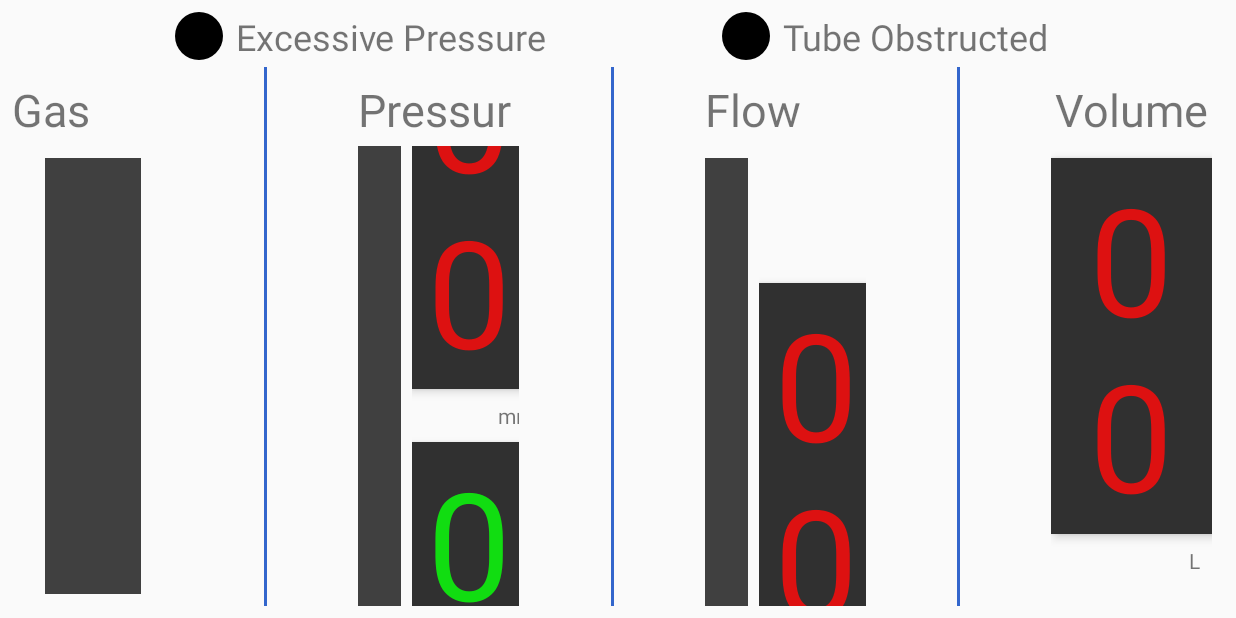
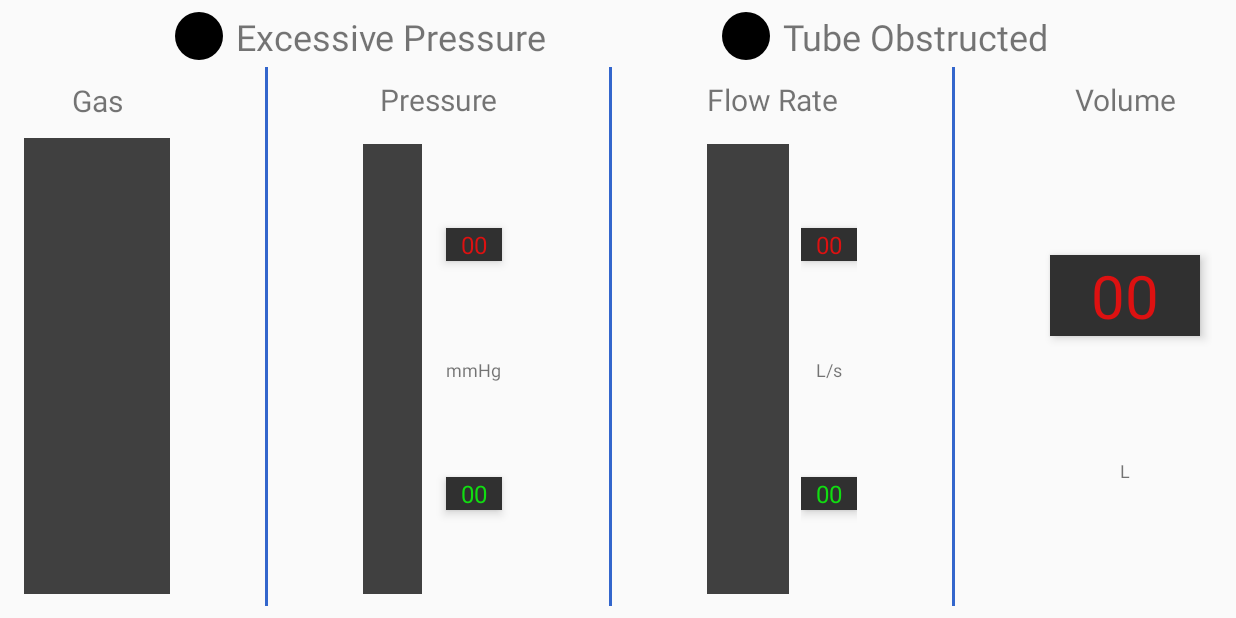
Before and after one commit to petertbdtu/gr09.8-Simulator-til-kirurgisk-traening, an Android app: the fragment InsufflatorFragment placed in its activity, on a phone screen of 824 x 412 dp (held sideways). Run offline under Robolectric (Android 15) with nearby library versions, the phone set to English and light mode, and no system bars; 16 statements that could not run were skipped.

Commit message:
mobilvisning til telefoner med ikke alt for lav opløsning
Signed-off-by: hjaltebaekgaard <32597837+hjaltebaekgaard@users.noreply.github.com>

```diff
--- a/app/src/main/res/layout/fragment_insufflator_mobil_visning.xml
+++ b/app/src/main/res/layout/fragment_insufflator_mobil_visning.xml
@@ -120,15 +120,16 @@
 
                 <TextView
                     android:id="@+id/gasforsyningTitel"
-                    android:layout_width="wrap_content"
+                    android:layout_width="0dp"
                     android:layout_height="wrap_content"
                     android:layout_marginStart="8dp"
                     android:layout_marginTop="8dp"
                     android:layout_marginEnd="8dp"
                     android:layout_marginBottom="4dp"
                     android:maxLines="1"
+                    android:gravity="center"
                     android:text="@string/gasforsyningTitel"
-                    android:textSize="30sp"
+                    android:textSize="20sp"
                     app:layout_constraintBottom_toTopOf="@+id/gasforsyningMeter"
                     app:layout_constraintEnd_toEndOf="parent"
                     app:layout_constraintStart_toStartOf="parent"
@@ -136,7 +137,7 @@
 
                 <gruppe98.dtu.dk.gr098_simulatortilkirurgisktraening.views.MeterView
                     android:id="@+id/gasforsyningMeter"
-                    android:layout_width="64dp"
+                    android:layout_width="0dp"
                     android:layout_height="0dp"
                     android:layout_marginStart="8dp"
                     android:layout_marginTop="8dp"
@@ -155,8 +156,6 @@
                 android:id="@+id/insufflator_linie1_container"
                 android:layout_width="0dp"
                 android:layout_height="0dp"
-                android:layout_marginStart="8dp"
-                android:layout_marginEnd="8dp"
                 app:layout_constraintBottom_toBottomOf="@+id/clTryk"
                 app:layout_constraintEnd_toStartOf="@id/clTryk"
                 app:layout_constraintStart_toEndOf="@id/clGasforsyning"
@@ -177,7 +176,7 @@
 
             <android.support.constraint.ConstraintLayout
                 android:id="@+id/clTryk"
-                android:layout_width="0dp"
+                android:layout_width="wrap_content"
                 android:layout_height="0dp"
                 app:layout_constraintBottom_toBottomOf="parent"
                 app:layout_constraintEnd_toStartOf="@+id/insufflator_linie2_container"
@@ -186,15 +185,16 @@
 
                 <TextView
                     android:id="@+id/trykTitel"
-                    android:layout_width="wrap_content"
+                    android:layout_width="100dp"
                     android:layout_height="wrap_content"
                     android:layout_marginStart="8dp"
                     android:layout_marginTop="8dp"
                     android:layout_marginEnd="8dp"
                     android:layout_marginBottom="4dp"
+                    android:gravity="center"
                     android:maxLines="1"
                     android:text="@string/trykTitel"
-                    android:textSize="30sp"
+                    android:textSize="20sp"
                     app:layout_constraintBottom_toTopOf="@+id/clTrykIndhold"
                     app:layout_constraintEnd_toEndOf="parent"
                     app:layout_constraintStart_toStartOf="parent"
@@ -202,30 +202,32 @@
 
                 <android.support.constraint.ConstraintLayout
                     android:id="@+id/clTrykIndhold"
-                    android:layout_width="wrap_content"
-                    android:layout_height="wrap_content"
+                    android:layout_width="0dp"
+                    android:layout_height="0dp"
                     android:layout_marginTop="4dp"
+                    app:layout_constraintBottom_toBottomOf="parent"
                     app:layout_constraintEnd_toEndOf="parent"
                     app:layout_constraintStart_toStartOf="parent"
                     app:layout_constraintTop_toBottomOf="@+id/trykTitel">
 
                     <gruppe98.dtu.dk.gr098_simulatortilkirurgisktraening.views.MeterView
                         android:id="@+id/trykMeter"
-                        android:layout_width="64dp"
+                        android:layout_width="0dp"
                         android:layout_height="0dp"
                         android:layout_marginStart="8dp"
-                        android:layout_marginEnd="4dp"
+                        android:layout_marginTop="8dp"
+                        android:layout_marginEnd="8dp"
+                        android:layout_marginBottom="8dp"
                         android:elevation="4dp"
-                        app:layout_constraintBottom_toBottomOf="@+id/clTrykDisplays"
+                        app:layout_constraintBottom_toBottomOf="parent"
                         app:layout_constraintEnd_toStartOf="@+id/clTrykDisplays"
                         app:layout_constraintStart_toStartOf="parent"
-                        app:layout_constraintTop_toTopOf="@+id/clTrykDisplays" />
+                        app:layout_constraintTop_toTopOf="parent" />
 
                     <android.support.constraint.ConstraintLayout
                         android:id="@+id/clTrykDisplays"
                         android:layout_width="wrap_content"
-                        android:layout_height="wrap_content"
-                        android:layout_marginStart="4dp"
+                        android:layout_height="0dp"
                         android:layout_marginTop="8dp"
                         android:layout_marginEnd="8dp"
                         android:layout_marginBottom="8dp"
@@ -243,11 +245,12 @@
                             android:elevation="4dp"
                             android:paddingStart="@dimen/displayPadding"
                             android:paddingEnd="@dimen/displayPadding"
-                            android:text="@string/displays00Placeholder"
+                            android:text="00"
                             android:textColor="@color/colorDisplayRed"
-                            android:textSize="100sp"
+                            android:textSize="16sp"
                             app:layout_constraintBottom_toTopOf="@+id/trykEnhedTekst"
                             app:layout_constraintEnd_toEndOf="parent"
+
                             app:layout_constraintStart_toStartOf="parent"
                             app:layout_constraintTop_toTopOf="parent" />
 
@@ -255,12 +258,15 @@
                             android:id="@+id/trykEnhedTekst"
                             android:layout_width="wrap_content"
                             android:layout_height="wrap_content"
+                            android:layout_marginStart="8dp"
                             android:layout_marginTop="4dp"
                             android:layout_marginEnd="8dp"
                             android:layout_marginBottom="4dp"
                             android:text="@string/trykEnhed"
+                            android:textSize="12sp"
                             app:layout_constraintBottom_toTopOf="@+id/trykMaalDisplay"
-                            app:layout_constraintEnd_toEndOf="parent"
+                            app:layout_constraintEnd_toEndOf="@+id/trykDisplay"
+                            app:layout_constraintStart_toStartOf="@+id/trykDisplay"
                             app:layout_constraintTop_toBottomOf="@+id/trykDisplay" />
 
                         <TextView
@@ -274,7 +280,7 @@
                             android:paddingEnd="@dimen/displayPadding"
                             android:text="@string/displays00Placeholder"
                             android:textColor="@color/colorDisplayGreen"
-                            android:textSize="100sp"
+                            android:textSize="16sp"
                             app:layout_constraintBottom_toBottomOf="parent"
                             app:layout_constraintEnd_toEndOf="parent"
                             app:layout_constraintStart_toStartOf="parent"
@@ -290,8 +296,6 @@
                 android:id="@+id/insufflator_linie2_container"
                 android:layout_width="0dp"
                 android:layout_height="0dp"
-                android:layout_marginStart="8dp"
-                android:layout_marginEnd="8dp"
                 app:layout_constraintBottom_toBottomOf="@+id/clFlowrate"
                 app:layout_constraintEnd_toStartOf="@id/clFlowrate"
                 app:layout_constraintStart_toEndOf="@id/clTryk"
@@ -311,7 +315,7 @@
 
             <android.support.constraint.ConstraintLayout
                 android:id="@+id/clFlowrate"
-                android:layout_width="0dp"
+                android:layout_width="wrap_content"
                 android:layout_height="0dp"
                 app:layout_constraintBottom_toBottomOf="parent"
                 app:layout_constraintEnd_toStartOf="@+id/insufflator_linie3_container"
@@ -320,7 +324,7 @@
 
                 <TextView
                     android:id="@+id/flowrateTitel"
-                    android:layout_width="wrap_content"
+                    android:layout_width="100dp"
                     android:layout_height="wrap_content"
                     android:layout_marginStart="8dp"
                     android:layout_marginTop="8dp"
@@ -328,7 +332,7 @@
                     android:layout_marginBottom="4dp"
                     android:maxLines="1"
                     android:text="@string/flowrateTitel"
-                    android:textSize="30sp"
+                    android:textSize="20sp"
                     app:layout_constraintBottom_toTopOf="@+id/clFlowrateIndhold"
                     app:layout_constraintEnd_toEndOf="parent"
                     app:layout_constraintStart_toStartOf="parent"
@@ -336,20 +340,21 @@
 
                 <android.support.constraint.ConstraintLayout
                     android:id="@+id/clFlowrateIndhold"
-                    android:layout_width="wrap_content"
-                    android:layout_height="wrap_content"
+                    android:layout_width="0dp"
+                    android:layout_height="0dp"
                     android:layout_marginTop="4dp"
+                    app:layout_constraintBottom_toBottomOf="parent"
                     app:layout_constraintEnd_toEndOf="parent"
                     app:layout_constraintStart_toStartOf="parent"
                     app:layout_constraintTop_toBottomOf="@+id/flowrateTitel">
 
                     <gruppe98.dtu.dk.gr098_simulatortilkirurgisktraening.views.MeterView
                         android:id="@+id/flowrateMeter"
-                        android:layout_width="64dp"
+                        android:layout_width="0dp"
                         android:layout_height="0dp"
                         android:layout_marginStart="8dp"
                         android:layout_marginTop="8dp"
-                        android:layout_marginEnd="4dp"
+                        android:layout_marginEnd="8dp"
                         android:layout_marginBottom="8dp"
                         android:elevation="4dp"
                         app:layout_constraintBottom_toBottomOf="parent"
@@ -360,8 +365,7 @@
                     <android.support.constraint.ConstraintLayout
                         android:id="@+id/clFlowrateDisplays"
                         android:layout_width="wrap_content"
-                        android:layout_height="wrap_content"
-                        android:layout_marginStart="4dp"
+                        android:layout_height="0dp"
                         android:layout_marginTop="8dp"
                         android:layout_marginEnd="8dp"
                         android:layout_marginBottom="8dp"
@@ -379,24 +383,28 @@
                             android:elevation="4dp"
                             android:paddingStart="@dimen/displayPadding"
                             android:paddingEnd="@dimen/displayPadding"
-                            android:text="@string/displays00Placeholder"
+                            android:text="00"
                             android:textColor="@color/colorDisplayRed"
-                            android:textSize="100sp"
+                            android:textSize="16sp"
                             app:layout_constraintBottom_toTopOf="@+id/flowrateEnhedTekst"
                             app:layout_constraintEnd_toEndOf="parent"
+                            app:layout_constraintHorizontal_bias="0.0"
                             app:layout_constraintStart_toStartOf="parent"
-                            app:layout_constraintTop_toBottomOf="parent" />
+                            app:layout_constraintTop_toTopOf="parent" />
 
                         <TextView
                             android:id="@+id/flowrateEnhedTekst"
                             android:layout_width="wrap_content"
                             android:layout_height="wrap_content"
+                            android:layout_marginStart="8dp"
                             android:layout_marginTop="4dp"
                             android:layout_marginEnd="8dp"
                             android:layout_marginBottom="4dp"
                             android:text="@string/flowEnhed"
+                            android:textSize="12sp"
                             app:layout_constraintBottom_toTopOf="@+id/flowrateMaalDisplay"
-                            app:layout_constraintEnd_toEndOf="parent"
+                            app:layout_constraintEnd_toEndOf="@+id/flowrateDisplay"
+                            app:layout_constraintStart_toStartOf="@+id/flowrateDisplay"
                             app:layout_constraintTop_toBottomOf="@+id/flowrateDisplay" />
 
                         <TextView
@@ -410,7 +418,7 @@
                             android:paddingEnd="@dimen/displayPadding"
                             android:text="@string/displays00Placeholder"
                             android:textColor="@color/colorDisplayGreen"
-                            android:textSize="100sp"
+                            android:textSize="16sp"
                             app:layout_constraintBottom_toBottomOf="parent"
                             app:layout_constraintEnd_toEndOf="parent"
                             app:layout_constraintStart_toStartOf="parent"
@@ -425,8 +433,6 @@
                 android:id="@+id/insufflator_linie3_container"
                 android:layout_width="0dp"
                 android:layout_height="0dp"
-                android:layout_marginStart="8dp"
-                android:layout_marginEnd="8dp"
                 app:layout_constraintBottom_toBottomOf="@+id/clFlowrate"
                 app:layout_constraintEnd_toStartOf="@id/clVolumen"
                 app:layout_constraintStart_toEndOf="@id/clFlowrate"
@@ -446,7 +452,7 @@
 
             <android.support.constraint.ConstraintLayout
                 android:id="@+id/clVolumen"
-                android:layout_width="0dp"
+                android:layout_width="wrap_content"
                 android:layout_height="0dp"
                 android:layout_marginEnd="8dp"
                 app:layout_constraintBottom_toBottomOf="parent"
@@ -456,21 +462,24 @@
 
                 <TextView
                     android:id="@+id/volumenTitel"
-                    android:layout_width="wrap_content"
+                    android:layout_width="100dp"
                     android:layout_height="wrap_content"
                     android:layout_marginStart="8dp"
                     android:layout_marginTop="8dp"
                     android:layout_marginEnd="8dp"
+                    android:layout_marginBottom="4dp"
                     android:maxLines="1"
                     android:text="@string/volumenTitel"
-                    android:textSize="30sp"
+                    android:textSize="20sp"
+                    android:gravity="center"
                     app:layout_constraintEnd_toEndOf="parent"
                     app:layout_constraintStart_toStartOf="parent"
                     app:layout_constraintTop_toTopOf="parent" />
 
+
                 <TextView
                     android:id="@+id/volumenDisplay"
-                    android:layout_width="wrap_content"
+                    android:layout_width="0dp"
                     android:layout_height="wrap_content"
                     android:layout_marginStart="8dp"
                     android:layout_marginTop="12dp"
@@ -482,20 +491,27 @@
                     android:text="@string/displays00Placeholder"
                     android:textAlignment="center"
                     android:textColor="@color/colorDisplayRed"
-                    android:textSize="100sp"
+                    android:textSize="40sp"
                     app:layout_constraintEnd_toEndOf="parent"
                     app:layout_constraintStart_toStartOf="parent"
-                    app:layout_constraintTop_toBottomOf="@+id/volumenTitel" />
+                    app:layout_constraintTop_toBottomOf="@+id/volumenTitel"
+                    app:layout_constraintBottom_toTopOf="@+id/volumenEnhedTekst"/>
 
                 <TextView
                     android:id="@+id/volumenEnhedTekst"
-                    android:layout_width="wrap_content"
+                    android:layout_width="0dp"
                     android:layout_height="wrap_content"
-                    android:layout_marginTop="8dp"
+                    android:layout_marginStart="8dp"
+                    android:layout_marginTop="4dp"
                     android:layout_marginEnd="8dp"
+                    android:layout_marginBottom="4dp"
                     android:text="@string/volumenEnhed"
-                    app:layout_constraintEnd_toEndOf="parent"
-                    app:layout_constraintTop_toBottomOf="@+id/volumenDisplay" />
+                    android:textSize="12sp"
+                    android:gravity="center"
+                    app:layout_constraintStart_toStartOf="@+id/volumenDisplay"
+                    app:layout_constraintEnd_toEndOf="@+id/volumenDisplay"
+                    app:layout_constraintTop_toBottomOf="@+id/volumenDisplay"
+                    app:layout_constraintBottom_toBottomOf="parent"/>
 
 
             </android.support.constraint.ConstraintLayout>
```
